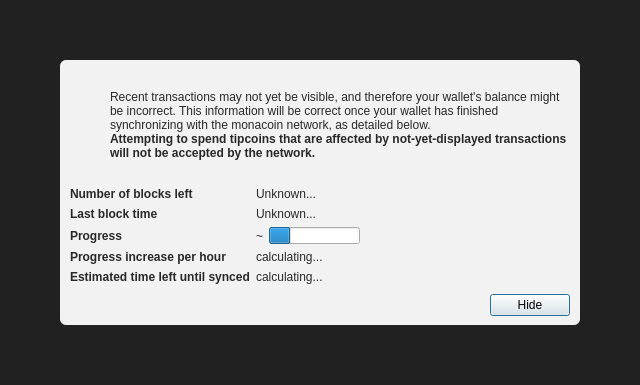
First picture: the form in src/qt/forms/modaloverlay.ui, repository tipcoin-dev/tipcoin, before the edit.
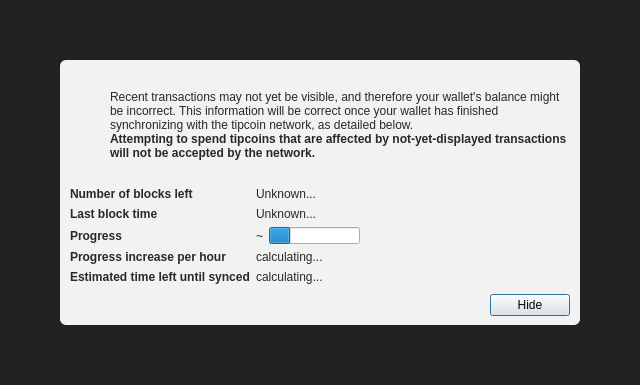
Second picture: the form after the edit. Icons and pictures are not drawn. Custom widgets are drawn as their Qt base class.

Diff of the .ui file:
```diff
--- a/src/qt/forms/modaloverlay.ui
+++ b/src/qt/forms/modaloverlay.ui
@@ -130,7 +130,7 @@
              <item>
               <widget class="QLabel" name="infoText">
                <property name="text">
-                <string>Recent transactions may not yet be visible, and therefore your wallet's balance might be incorrect. This information will be correct once your wallet has finished synchronizing with the monacoin network, as detailed below.</string>
+                <string>Recent transactions may not yet be visible, and therefore your wallet's balance might be incorrect. This information will be correct once your wallet has finished synchronizing with the tipcoin network, as detailed below.</string>
                </property>
                <property name="textFormat">
                 <enum>Qt::RichText</enum>
```
